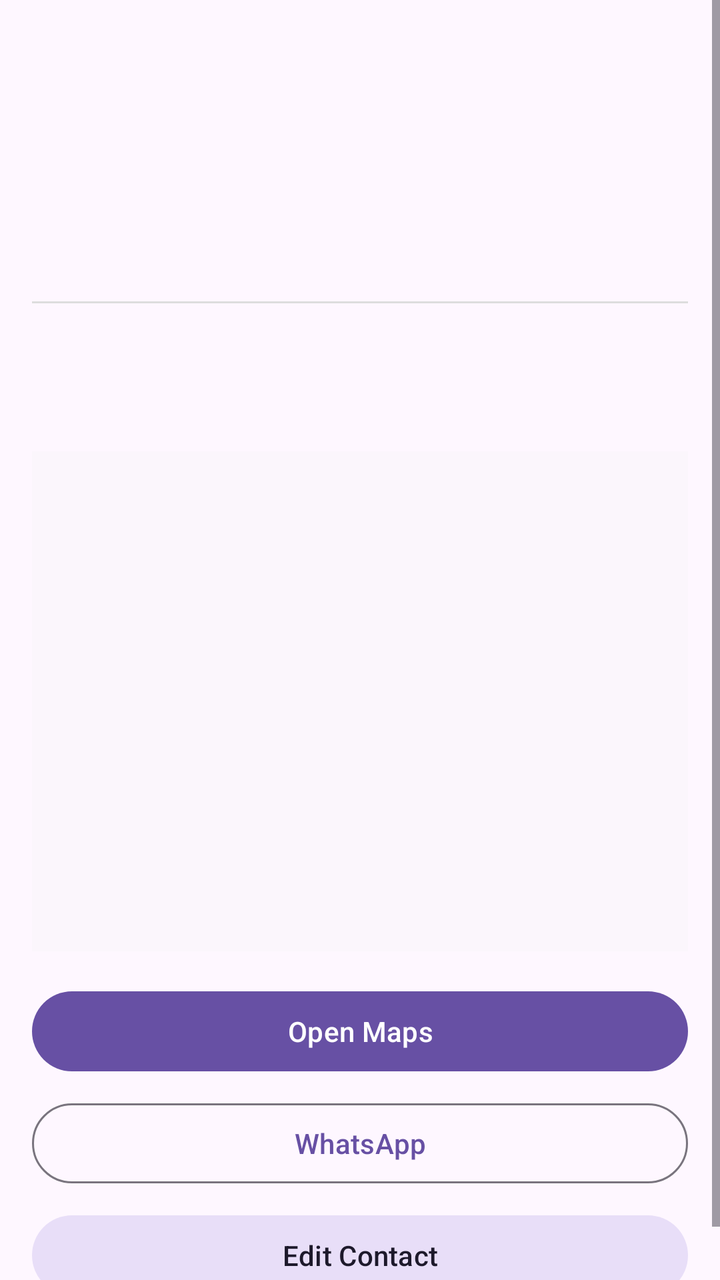
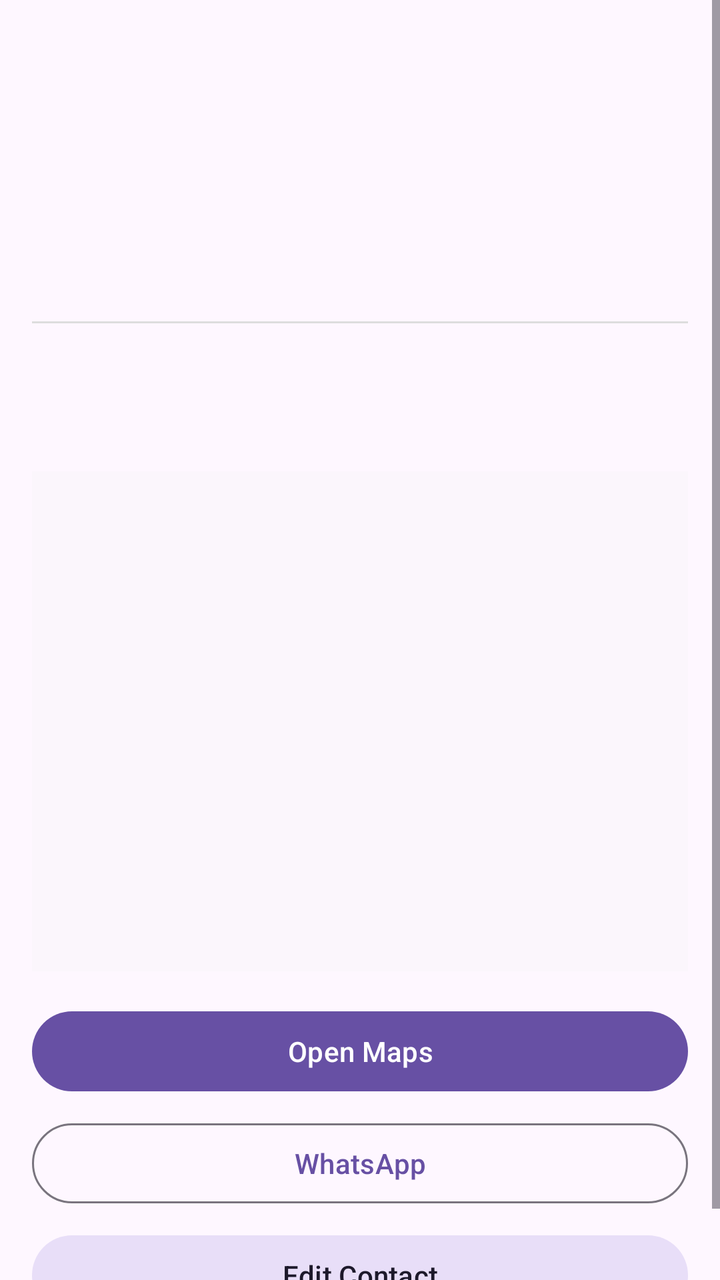

The first picture is an Android layout as it rendered before a commit; the second is the same layout after the commit. The layout source and the unified diff follow.
<!-- AndroidManifest.xml: application theme Theme.ContactLocator -->
<!-- res/layout/activity_location_detail.xml -->
<?xml version="1.0" encoding="utf-8"?>
<androidx.constraintlayout.widget.ConstraintLayout xmlns:android="http://schemas.android.com/apk/res/android"
    xmlns:app="http://schemas.android.com/apk/res-auto"
    xmlns:tools="http://schemas.android.com/tools"
    android:id="@+id/main"
    android:layout_width="match_parent"
    android:layout_height="match_parent"
    tools:context=".LocationDetailActivity">

    <ScrollView
        android:layout_width="match_parent"
        android:layout_height="match_parent">

        <LinearLayout
            android:layout_width="match_parent"
            android:layout_height="wrap_content"
            android:orientation="vertical"
            android:padding="16dp">

            <TextView
                android:id="@+id/tvDetailId"
                android:layout_width="wrap_content"
                android:layout_height="wrap_content"
                android:textSize="18sp"
                android:textStyle="bold"
                android:layout_marginBottom="8dp" />

            <TextView
                android:id="@+id/tvDetailName"
                android:layout_width="wrap_content"
                android:layout_height="wrap_content"
                android:textSize="20sp"
                android:layout_marginBottom="8dp" />

            <TextView
                android:id="@+id/tvDetailAddress"
                android:layout_width="wrap_content"
                android:layout_height="wrap_content"
                android:textSize="16sp"
                android:layout_marginBottom="8dp" />

            <TextView
                android:id="@+id/tvDetailContact"
                android:layout_width="wrap_content"
                android:layout_height="wrap_content"
                android:textSize="16sp"
                android:layout_marginBottom="16dp" />

            <View
                android:layout_width="match_parent"
                android:layout_height="1dp"
                android:background="#DDD"
                android:layout_marginBottom="16dp" />

            <TextView
                android:id="@+id/tvDetailLatitude"
                android:layout_width="wrap_content"
                android:layout_height="wrap_content"
                android:layout_marginBottom="4dp" />

            <TextView
                android:id="@+id/tvDetailLongitude"
                android:layout_width="wrap_content"
                android:layout_height="wrap_content"
                android:layout_marginBottom="16dp" />

            <ImageView
                android:id="@+id/ivDetailPicture"
                android:layout_width="match_parent"
                android:layout_height="250dp"
                android:layout_marginBottom="16dp"
                android:background="#30EEEEEE"
                android:contentDescription="Location image"
                android:scaleType="centerCrop" />

            <Button
                android:id="@+id/btnDetailOpenMaps"
                android:layout_width="match_parent"
                android:layout_height="wrap_content"
                android:layout_marginBottom="8dp"
                android:text="@string/btn_open_maps" />

            <Button
                android:id="@+id/btnDetailWhatsApp"
                android:layout_width="match_parent"
                android:layout_height="wrap_content"
                android:layout_marginBottom="8dp"
                android:text="@string/btn_whatsapp"
                style="@style/Widget.Material3.Button.OutlinedButton" />

            <Button
                android:id="@+id/btnDetailEdit"
                android:layout_width="match_parent"
                android:layout_height="wrap_content"
                android:text="@string/btn_edit"
                style="@style/Widget.Material3.Button.TonalButton" />

        </LinearLayout>
    </ScrollView>

</androidx.constraintlayout.widget.ConstraintLayout>
<!-- resources referenced by this layout -->
<resources>
  <string name="btn_edit">Edit Contact</string>
  <string name="btn_open_maps">Open Maps</string>
  <string name="btn_whatsapp">WhatsApp</string>
  <style name="Theme.ContactLocator" parent="Base.Theme.ContactLocator" />
  <style name="Base.Theme.ContactLocator" parent="Theme.Material3.DayNight.NoActionBar">
          
          
      </style>
</resources>

<!-- the commit's change to res/layout/activity_location_detail.xml (unified diff, before → after) -->
@@ -14,6 +14,7 @@
         <LinearLayout
             android:layout_width="match_parent"
             android:layout_height="wrap_content"
+            android:layout_marginTop="10dp"
             android:orientation="vertical"
             android:padding="16dp">
 
@@ -21,36 +22,40 @@
                 android:id="@+id/tvDetailId"
                 android:layout_width="wrap_content"
                 android:layout_height="wrap_content"
+                android:layout_marginBottom="8dp"
+                android:selectAllOnFocus="true"
+                android:textIsSelectable="true"
                 android:textSize="18sp"
-                android:textStyle="bold"
-                android:layout_marginBottom="8dp" />
+                android:textStyle="bold" />
 
             <TextView
                 android:id="@+id/tvDetailName"
                 android:layout_width="wrap_content"
                 android:layout_height="wrap_content"
-                android:textSize="20sp"
-                android:layout_marginBottom="8dp" />
+                android:layout_marginBottom="8dp"
+                android:selectAllOnFocus="true"
+                android:textIsSelectable="true"
+                android:textSize="20sp" />
 
             <TextView
                 android:id="@+id/tvDetailAddress"
                 android:layout_width="wrap_content"
                 android:layout_height="wrap_content"
-                android:textSize="16sp"
-                android:layout_marginBottom="8dp" />
+                android:layout_marginBottom="8dp"
+                android:textSize="16sp" />
 
             <TextView
                 android:id="@+id/tvDetailContact"
                 android:layout_width="wrap_content"
                 android:layout_height="wrap_content"
-                android:textSize="16sp"
-                android:layout_marginBottom="16dp" />
+                android:layout_marginBottom="16dp"
+                android:textSize="16sp" />
 
             <View
                 android:layout_width="match_parent"
                 android:layout_height="1dp"
-                android:background="#DDD"
-                android:layout_marginBottom="16dp" />
+                android:layout_marginBottom="16dp"
+                android:background="#DDD" />
 
             <TextView
                 android:id="@+id/tvDetailLatitude"
@@ -82,18 +87,18 @@
 
             <Button
                 android:id="@+id/btnDetailWhatsApp"
+                style="@style/Widget.Material3.Button.OutlinedButton"
                 android:layout_width="match_parent"
                 android:layout_height="wrap_content"
                 android:layout_marginBottom="8dp"
-                android:text="@string/btn_whatsapp"
-                style="@style/Widget.Material3.Button.OutlinedButton" />
+                android:text="@string/btn_whatsapp" />
 
             <Button
                 android:id="@+id/btnDetailEdit"
+                style="@style/Widget.Material3.Button.TonalButton"
                 android:layout_width="match_parent"
                 android:layout_height="wrap_content"
-                android:text="@string/btn_edit"
-                style="@style/Widget.Material3.Button.TonalButton" />
+                android:text="@string/btn_edit" />
 
         </LinearLayout>
     </ScrollView>
